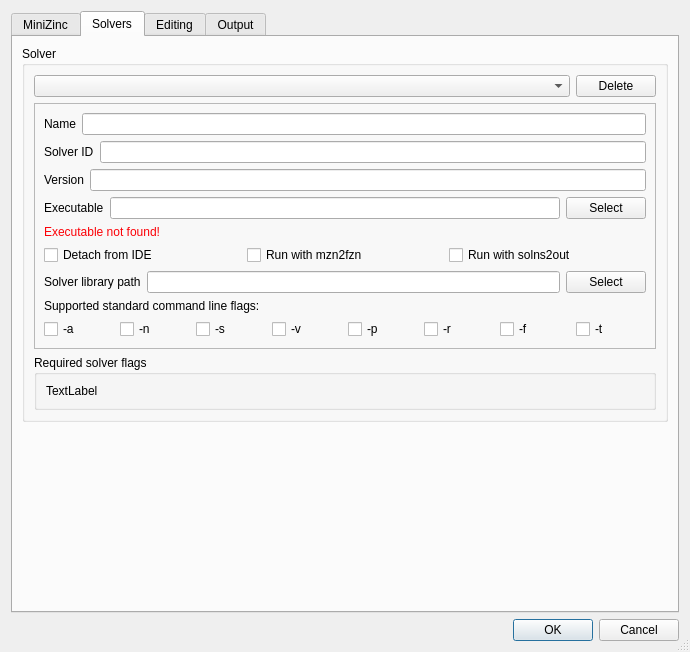
This is MiniZincIDE/preferencesdialog.ui in MiniZinc/MiniZincIDE as Qt 5 draws it before an edit. The edited form follows.
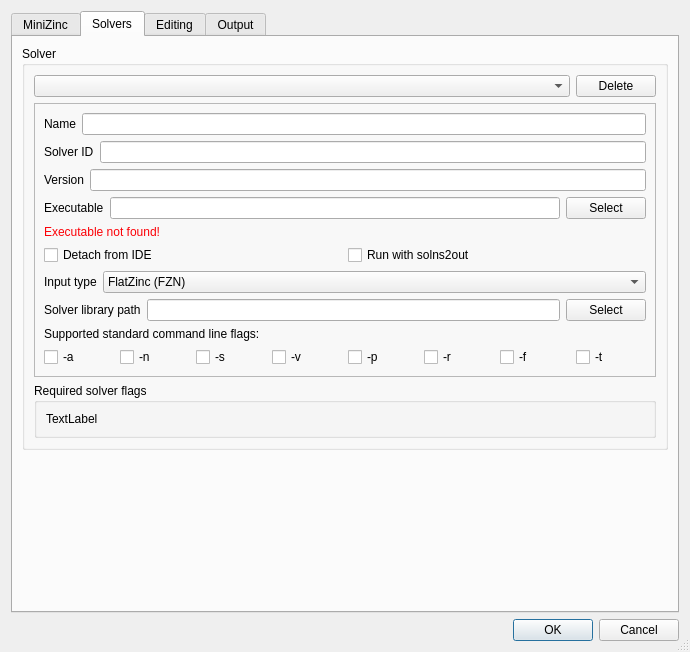
This is the edited form. The open tabs and pages were chosen to show the change.

```diff
--- a/MiniZincIDE/preferencesdialog.ui
+++ b/MiniZincIDE/preferencesdialog.ui
@@ -323,13 +323,6 @@
                  </property>
                 </widget>
                </item>
-               <item>
-                <widget class="QCheckBox" name="needs_mzn2fzn">
-                 <property name="text">
-                  <string>Run with mzn2fzn</string>
-                 </property>
-                </widget>
-               </item>
                <item>
                 <widget class="QCheckBox" name="needs_solns2out">
                  <property name="text">
@@ -339,6 +332,47 @@
                </item>
               </layout>
              </item>
+             <item>
+              <layout class="QHBoxLayout" name="horizontalLayout_7">
+               <item>
+                <widget class="QLabel" name="label_16">
+                 <property name="text">
+                  <string>Input type</string>
+                 </property>
+                </widget>
+               </item>
+               <item>
+                <widget class="QComboBox" name="inputType_comboBox">
+                 <property name="sizePolicy">
+                  <sizepolicy hsizetype="Expanding" vsizetype="Fixed">
+                   <horstretch>0</horstretch>
+                   <verstretch>0</verstretch>
+                  </sizepolicy>
+                 </property>
+                 <item>
+                  <property name="text">
+                   <string>FlatZinc (FZN)</string>
+                  </property>
+                 </item>
+                 <item>
+                  <property name="text">
+                   <string>FlatZinc-JSON (JSON)</string>
+                  </property>
+                 </item>
+                 <item>
+                  <property name="text">
+                   <string>MiniZinc (MZN)</string>
+                  </property>
+                 </item>
+                 <item>
+                  <property name="text">
+                   <string>Non-linear (NL)</string>
+                  </property>
+                 </item>
+                </widget>
+               </item>
+              </layout>
+             </item>
              <item>
               <layout class="QHBoxLayout" name="horizontalLayout_5">
                <item>
```
